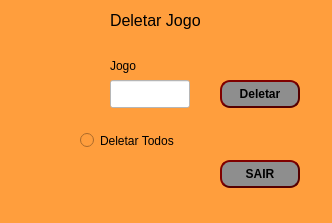
Above: ControleDePontuacao/Tela_DelJogo.ui from egraes/ControleDePontuacao before the change. Below: the same form after it.
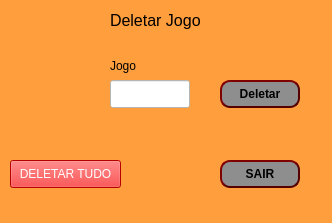
That is the form after the change.

```diff
--- a/ControleDePontuacao/Tela_DelJogo.ui
+++ b/ControleDePontuacao/Tela_DelJogo.ui
@@ -200,22 +200,21 @@
      <string/>
     </property>
    </widget>
-   <widget class="QRadioButton" name="deltodos">
+   <widget class="QPushButton" name="deltodos">
     <property name="geometry">
      <rect>
-      <x>80</x>
-      <y>120</y>
-      <width>121</width>
-      <height>41</height>
+      <x>10</x>
+      <y>160</y>
+      <width>111</width>
+      <height>28</height>
      </rect>
     </property>
-    <property name="font">
-     <font>
-      <pointsize>9</pointsize>
-     </font>
+    <property name="styleSheet">
+     <string notr="true">background-color: rgb(255, 0, 0);
+color: rgb(255, 255, 255);</string>
     </property>
     <property name="text">
-     <string>Deletar Todos</string>
+     <string>DELETAR TUDO</string>
     </property>
    </widget>
   </widget>
```
